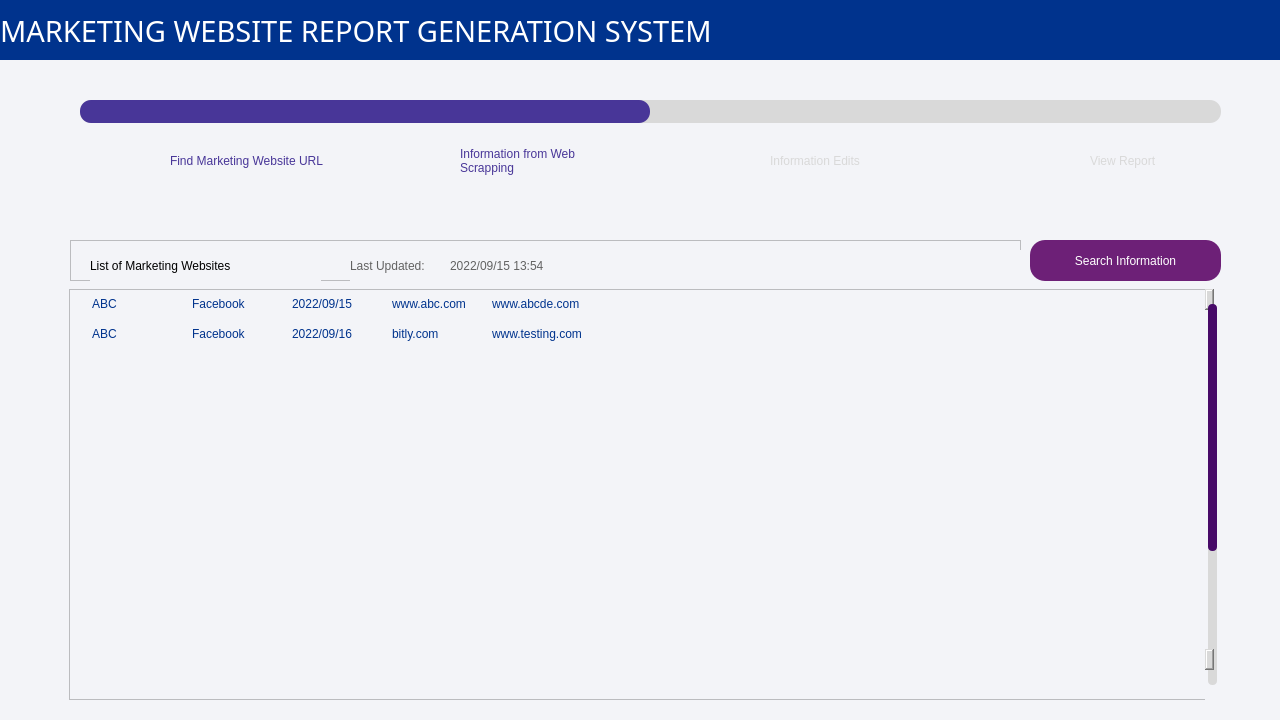
This is MainPageUI.ui in hayleywhsham/ISOM4400_FYP as Qt 5 draws it before an edit. The edited form follows.
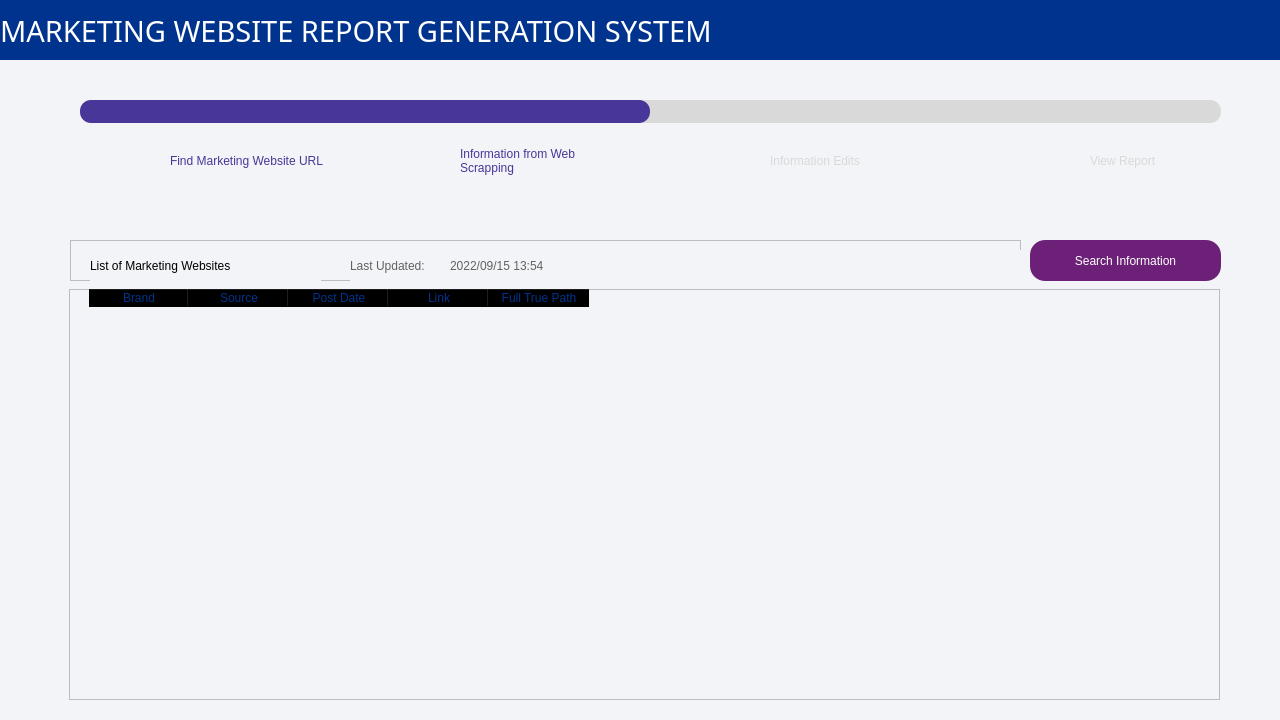
This is the edited form. The open tabs and pages were chosen to show the change. Icons and pictures are not drawn.

Commit message: Implement Marketing Link Scrapping w UI

The edit to the form file:
```diff
--- a/MainPageUI.ui
+++ b/MainPageUI.ui
@@ -1403,7 +1403,7 @@
          <bool>false</bool>
         </property>
         <attribute name="horizontalHeaderVisible">
-         <bool>false</bool>
+         <bool>true</bool>
         </attribute>
         <attribute name="horizontalHeaderCascadingSectionResizes">
          <bool>true</bool>
@@ -1423,106 +1423,6 @@
         <attribute name="verticalHeaderCascadingSectionResizes">
          <bool>false</bool>
         </attribute>
-        <row>
-         <property name="text">
-          <string>1</string>
-         </property>
-        </row>
-        <row>
-         <property name="text">
-          <string>2</string>
-         </property>
-        </row>
-        <row>
-         <property name="text">
-          <string>3</string>
-         </property>
-        </row>
-        <row>
-         <property name="text">
-          <string>4</string>
-         </property>
-        </row>
-        <row>
-         <property name="text">
-          <string>5</string>
-         </property>
-        </row>
-        <row>
-         <property name="text">
-          <string>6</string>
-         </property>
-        </row>
-        <row>
-         <property name="text">
-          <string>7</string>
-         </property>
-        </row>
-        <row>
-         <property name="text">
-          <string>8</string>
-         </property>
-        </row>
-        <row>
-         <property name="text">
-          <string>9</string>
-         </property>
-        </row>
-        <row>
-         <property name="text">
-          <string>10</string>
-         </property>
-        </row>
-        <row>
-         <property name="text">
-          <string>11</string>
-         </property>
-        </row>
-        <row>
-         <property name="text">
-          <string>12</string>
-         </property>
-        </row>
-        <row>
-         <property name="text">
-          <string>13</string>
-         </property>
-        </row>
-        <row>
-         <property name="text">
-          <string>14</string>
-         </property>
-        </row>
-        <row>
-         <property name="text">
-          <string>15</string>
-         </property>
-        </row>
-        <row>
-         <property name="text">
-          <string>16</string>
-         </property>
-        </row>
-        <row>
-         <property name="text">
-          <string>17</string>
-         </property>
-        </row>
-        <row>
-         <property name="text">
-          <string>18</string>
-         </property>
-        </row>
-        <row>
-         <property name="text">
-          <string>19</string>
-         </property>
-        </row>
-        <row>
-         <property name="text">
-          <string>20</string>
-         </property>
-        </row>
         <column>
          <property name="text">
           <string>Brand</string>
@@ -1562,56 +1462,6 @@
           <string>Full True Path</string>
          </property>
         </column>
-        <item row="0" column="0">
-         <property name="text">
-          <string>ABC</string>
-         </property>
-        </item>
-        <item row="0" column="1">
-         <property name="text">
-          <string>Facebook</string>
-         </property>
-        </item>
-        <item row="0" column="2">
-         <property name="text">
-          <string>2022/09/15</string>
-         </property>
-        </item>
-        <item row="0" column="3">
-         <property name="text">
-          <string>www.abc.com</string>
-         </property>
-        </item>
-        <item row="0" column="4">
-         <property name="text">
-          <string>www.abcde.com</string>
-         </property>
-        </item>
-        <item row="1" column="0">
-         <property name="text">
-          <string>ABC</string>
-         </property>
-        </item>
-        <item row="1" column="1">
-         <property name="text">
-          <string>Facebook</string>
-         </property>
-        </item>
-        <item row="1" column="2">
-         <property name="text">
-          <string>2022/09/16</string>
-         </property>
-        </item>
-        <item row="1" column="3">
-         <property name="text">
-          <string>bitly.com</string>
-         </property>
-        </item>
-        <item row="1" column="4">
-         <property name="text">
-          <string>www.testing.com</string>
-         </property>
-        </item>
        </widget>
       </widget>
      </widget>
```
Left out of the diff: 8 changed lines with no effect on the pictures. The commit also changes 5 other files.
